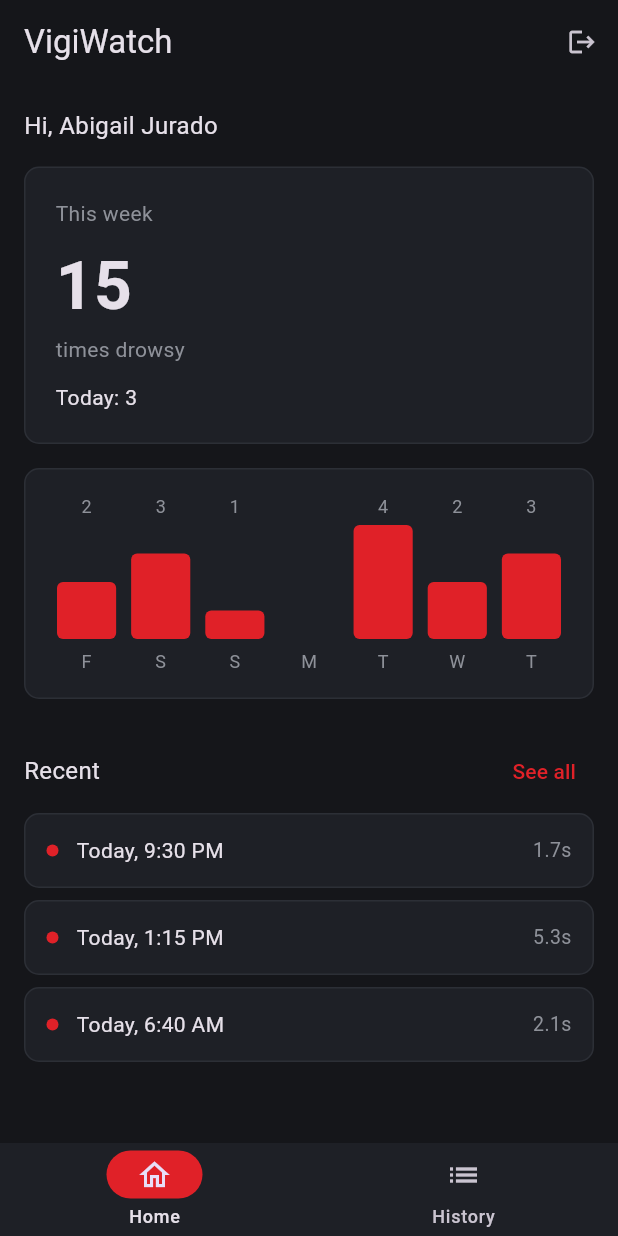
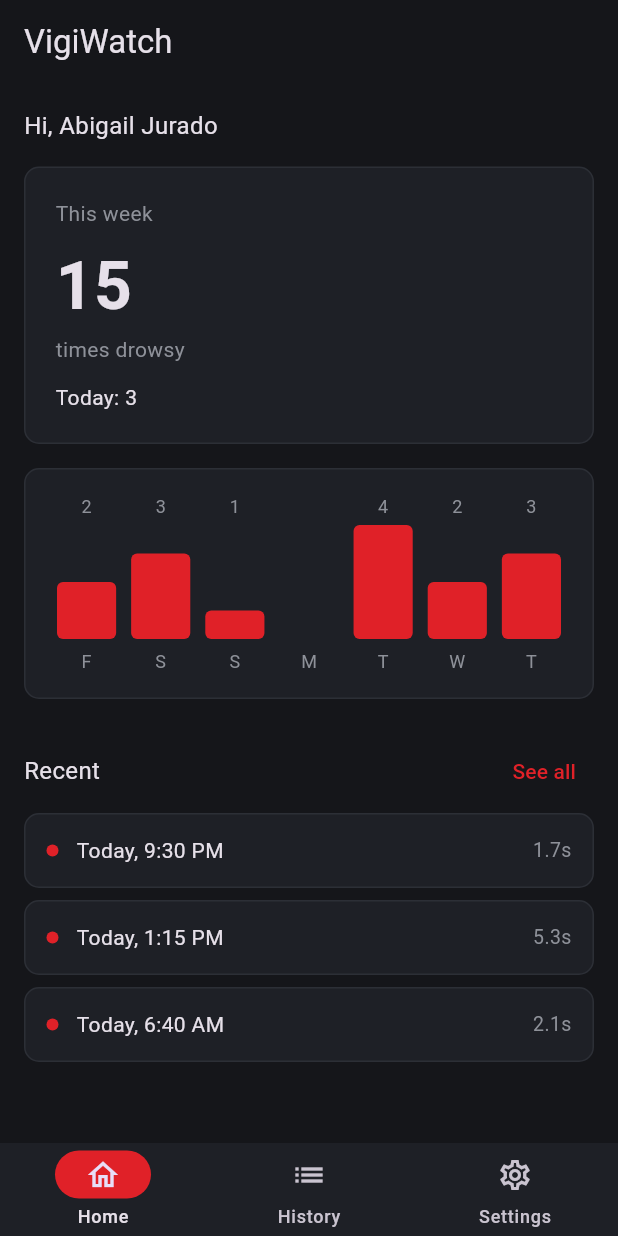
Before and after one commit to Abbwie/Drowsiness-Detector-Aralinks-ShowcACE-2025, a Flutter app: the screen it shows after launch, after a tap on "Login", on a phone screen of 412 x 824 dp. Run offline on Flutter 3.47's test engine with Material 3 defaults, Android fonts, the phone set to English and light mode, and no system bars.

Commit message:
settings

```diff
--- a/vigiwatch_app/lib/home_shell.dart
+++ b/vigiwatch_app/lib/home_shell.dart
@@ -2,6 +2,7 @@ import 'package:flutter/material.dart';
 import 'history_page.dart';
 import 'home_page.dart';
 import 'login_page.dart';
+import 'settings_page.dart';
 import 'theme.dart';
 
 class HomeShell extends StatefulWidget {
@@ -26,18 +27,13 @@ class _HomeShellState extends State<HomeShell> {
       appBar: AppBar(
         backgroundColor: bg,
         title: const Text('VigiWatch'),
-        actions: [
-          IconButton(
-            onPressed: logout,
-            icon: const Icon(Icons.logout, size: 20),
-          ),
-        ],
       ),
       body: IndexedStack(
         index: index,
         children: [
           HomePage(onSeeAll: () => setState(() => index = 1)),
           const HistoryPage(),
+          SettingsPage(onLogout: logout),
         ],
       ),
       bottomNavigationBar: NavigationBar(
@@ -49,6 +45,8 @@ class _HomeShellState extends State<HomeShell> {
         destinations: const [
           NavigationDestination(icon: Icon(Icons.home_outlined), label: 'Home'),
           NavigationDestination(icon: Icon(Icons.list), label: 'History'),
+          NavigationDestination(
+              icon: Icon(Icons.settings_outlined), label: 'Settings'),
         ],
       ),
     );
--- a/vigiwatch_app/lib/mock_data.dart
+++ b/vigiwatch_app/lib/mock_data.dart
@@ -46,3 +46,9 @@ List<int> get weekCounts => List.generate(7, (i) {
       final day = _now.subtract(Duration(days: 6 - i));
       return events.where((e) => _sameDay(e.time, day)).length;
     });
+
+// Settings the user can change in the app.
+String emergencyName = 'Mama';
+String emergencyNumber = '+63 967 009 2434';
+bool voiceAlertOn = true;
+bool buzzerOn = false;
--- /dev/null
+++ b/vigiwatch_app/lib/settings_page.dart
@@ -0,0 +1,120 @@
+import 'package:flutter/material.dart';
+import 'mock_data.dart';
+import 'theme.dart';
+
+class SettingsPage extends StatefulWidget {
+  final VoidCallback onLogout;
+  const SettingsPage({super.key, required this.onLogout});
+
+  @override
+  State<SettingsPage> createState() => _SettingsPageState();
+}
+
+class _SettingsPageState extends State<SettingsPage> {
+  final name = TextEditingController(text: emergencyName);
+  final number = TextEditingController(text: emergencyNumber);
+
+  @override
+  void dispose() {
+    name.dispose();
+    number.dispose();
+    super.dispose();
+  }
+
+  void save() {
+    emergencyName = name.text;
+    emergencyNumber = number.text;
+    ScaffoldMessenger.of(context).showSnackBar(
+      const SnackBar(content: Text('Settings saved')),
+    );
+  }
+
+  @override
+  Widget build(BuildContext context) {
+    return ListView(
+      padding: const EdgeInsets.all(16),
+      children: [
+        const Text('Emergency contact', style: TextStyle(fontSize: 16)),
+        const SizedBox(height: 4),
+        const Text(
+          'We send this person a message if you keep getting drowsy.',
+          style: TextStyle(fontSize: 13, color: muted),
+        ),
+        const SizedBox(height: 12),
+        TextField(
+          controller: name,
+          decoration: const InputDecoration(hintText: 'Name'),
+        ),
+        const SizedBox(height: 10),
+        TextField(
+          controller: number,
+          keyboardType: TextInputType.phone,
+          decoration: const InputDecoration(hintText: 'Phone number'),
+        ),
+        const SizedBox(height: 28),
+        const Text('Alerts', style: TextStyle(fontSize: 16)),
+        const SizedBox(height: 12),
+        _Toggle(
+          label: 'Voice alert',
+          value: voiceAlertOn,
+          onChanged: (v) => setState(() => voiceAlertOn = v),
+        ),
+        _Toggle(
+          label: 'Buzzer',
+          value: buzzerOn,
+          onChanged: (v) => setState(() => buzzerOn = v),
+        ),
+        const SizedBox(height: 28),
+        FilledButton(onPressed: save, child: const Text('Save')),
+        const SizedBox(height: 10),
+        OutlinedButton(
+          onPressed: widget.onLogout,
+          style: OutlinedButton.styleFrom(
+            minimumSize: const Size.fromHeight(48),
+            side: const BorderSide(color: line),
+            foregroundColor: red,
+            shape:
+                RoundedRectangleBorder(borderRadius: BorderRadius.circular(10)),
+          ),
+          child: const Text('Logout'),
+        ),
+      ],
+    );
+  }
+}
+
+class _Toggle extends StatelessWidget {
+  final String label;
+  final bool value;
+  final ValueChanged<bool> onChanged;
+
+  const _Toggle({
+    required this.label,
+    required this.value,
+    required this.onChanged,
+  });
+
+  @override
+  Widget build(BuildContext context) {
+    return Container(
+      margin: const EdgeInsets.only(bottom: 8),
+      padding: const EdgeInsets.only(left: 14, right: 6),
+      decoration: BoxDecoration(
+        color: card,
+        borderRadius: BorderRadius.circular(10),
+        border: Border.all(color: line),
+      ),
+      child: Row(
+        children: [
+          Expanded(child: Text(label, style: const TextStyle(fontSize: 14))),
+          Switch(
+            value: value,
+            activeThumbColor: Colors.white,
+            activeTrackColor: red,
+            onChanged: onChanged,
+          ),
+        ],
+      ),
+    );
+  }
+}
```
Also changed, not shown: 1 other file.
